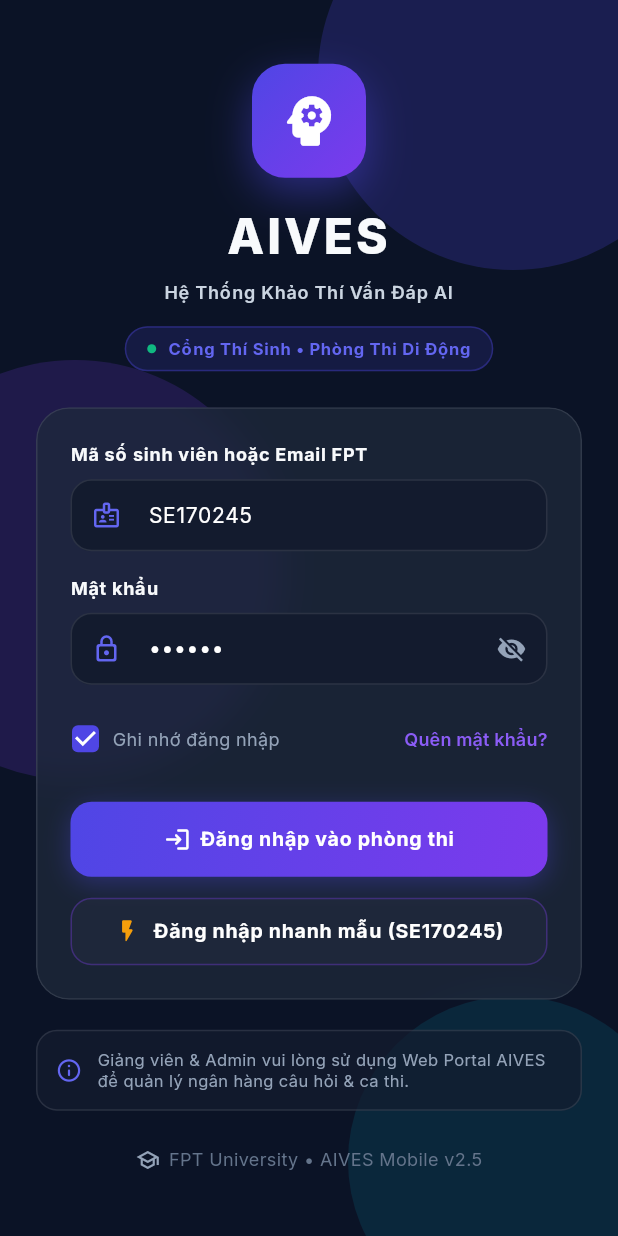
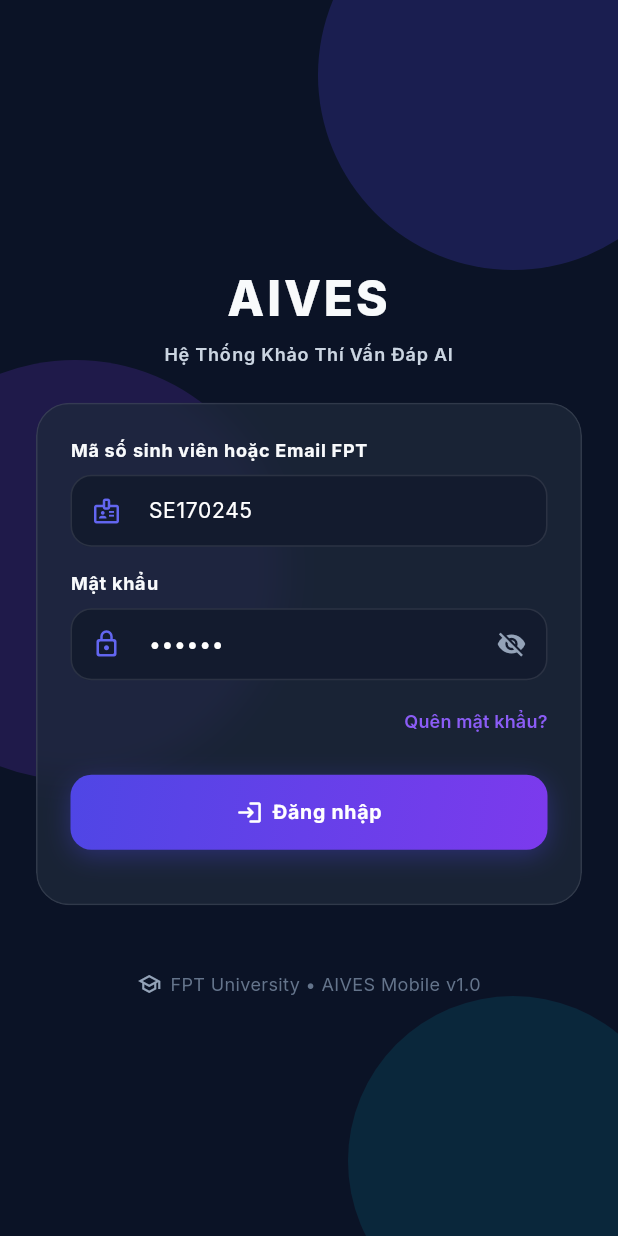
Before and after one commit to minhquansicula/SWD392G5, a Flutter app: the screen it shows after launch, on a phone screen of 412 x 824 dp. Run offline on Flutter 3.47's test engine with Material 3 defaults, Android fonts, the phone set to English and light mode, and no system bars; our stand-ins replace google_fonts, permission_handler; missing offline and left inert: flutter_sound; accounts and stored records are empty.

Commit message:
feat(mobile): integrate Spring Boot backend APIs for auth and student schedules with offline fallback

```diff
--- a/mobile/lib/core/constants/api_endpoints.dart
+++ b/mobile/lib/core/constants/api_endpoints.dart
@@ -2,23 +2,23 @@
   ApiEndpoints._();
 
   // Spring Boot Java Backend default
-  static String defaultBaseUrl = 'http://10.0.2.2:8080/api/v1';
+  // Android emulator uses 10.0.2.2 to reach host machine's localhost:8080
+  static String defaultBaseUrl = 'http://10.0.2.2:8080/api';
 
   // Python AI Engine / WebSocket Viva Voice Core default
   // Endpoint format: ws://<host>:8000/ws/viva/{scheduleId}
   static String defaultWebSocketUrl = 'ws://10.0.2.2:8000/ws/viva/';
 
-  // Auth endpoints (Nhóm 7)
+  // Auth endpoints (AuthController.java)
   static const String login = '/auth/login';
-  static const String refreshToken = '/auth/refresh';
-  static const String userProfile = '/users/profile';
+  static const String currentUser = '/auth/me';
 
-  // Exam endpoints (Nhóm 2)
-  static const String studentExams = '/exams/student';
-  static const String examSchedule = '/exams/schedule';
-  static const String examDetail = '/exams/';
+  // Exam endpoints (ExamScheduleController.java)
+  static const String studentMySchedules = '/student/my-schedules';
+  static const String studentScheduleStart = '/student/schedules'; // + /{id}/start
+  static const String assignedQuestions = '/schedules'; // + /{id}/assigned-questions
 
-  // Report endpoints (Nhóm 6)
+  // Report endpoints
   static const String examReports = '/reports/student';
   static const String examReportDetail = '/reports/';
 }
--- a/mobile/lib/features/auth/screens/login_screen.dart
+++ b/mobile/lib/features/auth/screens/login_screen.dart
@@ -18,7 +18,6 @@
   final _usernameController = TextEditingController(text: 'SE170245');
   final _passwordController = TextEditingController(text: '123456');
   bool _obscurePassword = true;
-  bool _rememberMe = true;
 
   @override
   void dispose() {
@@ -57,15 +56,7 @@
     }
   }
 
-  void _handleQuickDemoLogin() {
-    final auth = context.read<AuthProvider>();
-    auth.loginAsDemoStudent();
-    if (mounted) {
-      Navigator.of(context).pushReplacement(
-        MaterialPageRoute(builder: (_) => const MainNavigationScreen()),
-      );
-    }
-  }
+
 
   @override
   Widget build(BuildContext context) {
@@ -122,28 +113,28 @@
                   crossAxisAlignment: CrossAxisAlignment.stretch,
                   children: [
                     // Brand Logo & Heading
-                    Center(
-                      child: Container(
-                        width: 76,
-                        height: 76,
-                        decoration: BoxDecoration(
-                          gradient: AppColors.primaryGradient,
-                          borderRadius: BorderRadius.circular(22),
-                          boxShadow: [
-                            BoxShadow(
-                              color: AppColors.primary.withValues(alpha: 0.45),
-                              blurRadius: 24,
-                              offset: const Offset(0, 10),
-                            ),
-                          ],
-                        ),
-                        child: const Icon(
-                          Icons.psychology_rounded,
-                          size: 44,
-                          color: Colors.white,
-                        ),
-                      ),
-                    ),
+                    // Center(
+                    //   child: Container(
+                    //     width: 76,
+                    //     height: 76,
+                    //     decoration: BoxDecoration(
+                    //       gradient: AppColors.primaryGradient,
+                    //       borderRadius: BorderRadius.circular(22),
+                    //       boxShadow: [
+                    //         BoxShadow(
+                    //           color: AppColors.primary.withValues(alpha: 0.45),
+                    //           blurRadius: 24,
+                    //           offset: const Offset(0, 10),
+                    //         ),
+                    //       ],
+                    //     ),
+                    //     child: const Icon(
+                    //       Icons.psychology_rounded,
+                    //       size: 44,
+                    //       color: Colors.white,
+                    //     ),
+                    //   ),
+                    // ),
                     const SizedBox(height: 16),
                     Text(
                       'AIVES',
@@ -164,40 +155,7 @@
                         letterSpacing: 0.5,
                       ),
                     ),
-                    const SizedBox(height: 14),
 
-                    // Dedicated Student Scope Pill
-                    Center(
-                      child: Container(
-                        padding: const EdgeInsets.symmetric(horizontal: 14, vertical: 6),
-                        decoration: BoxDecoration(
-                          color: AppColors.primary.withValues(alpha: 0.15),
-                          borderRadius: BorderRadius.circular(20),
-                          border: Border.all(color: AppColors.primary.withValues(alpha: 0.35)),
-                        ),
-                        child: Row(
-                          mainAxisSize: MainAxisSize.min,
-                          children: [
-                            Container(
-                              width: 6,
-                              height: 6,
-                              decoration: const BoxDecoration(
-                                color: AppColors.success,
-                                shape: BoxShape.circle,
-                              ),
-                            ),
-                            const SizedBox(width: 8),
-                            Text(
-                              'Cổng Thí Sinh • Phòng Thi Di Động',
-                              style: AppTextStyles.labelBold.copyWith(
-                                color: AppColors.primaryLight,
-                                fontSize: 11,
-                              ),
-                            ),
-                          ],
-                        ),
-                      ),
-                    ),
                     const SizedBox(height: 24),
 
                     // Login Card
@@ -246,36 +204,36 @@
                               ),
                             ),
                           ),
-                          const SizedBox(height: 12),
+                          const SizedBox(height: 3),
 
                           // Remember me & Forgot Password
                           Row(
-                            mainAxisAlignment: MainAxisAlignment.spaceBetween,
+                            mainAxisAlignment: MainAxisAlignment.end,
                             children: [
-                              GestureDetector(
-                                onTap: () => setState(() => _rememberMe = !_rememberMe),
-                                child: Row(
-                                  children: [
-                                    SizedBox(
-                                      width: 20,
-                                      height: 20,
-                                      child: Checkbox(
-                                        value: _rememberMe,
-                                        activeColor: AppColors.primary,
-                                        checkColor: Colors.white,
-                                        shape: RoundedRectangleBorder(borderRadius: BorderRadius.circular(4)),
-                                        side: const BorderSide(color: AppColors.borderGlass, width: 1.5),
-                                        onChanged: (v) => setState(() => _rememberMe = v ?? true),
-                                      ),
-                                    ),
-                                    const SizedBox(width: 8),
-                                    Text(
-                                      'Ghi nhớ đăng nhập',
-                                      style: AppTextStyles.bodySm.copyWith(color: AppColors.textMuted),
-                                    ),
-                                  ],
-                                ),
-                              ),
+                              // GestureDetector(
+                              //   onTap: () => setState(() => _rememberMe = !_rememberMe),
+                              //   child: Row(
+                              //     children: [
+                              //       SizedBox(
+                              //         width: 20,
+                              //         height: 20,
+                              //         child: Checkbox(
+                              //           value: _rememberMe,
+                              //           activeColor: AppColors.primary,
+                              //           checkColor: Colors.white,
+                              //           shape: RoundedRectangleBorder(borderRadius: BorderRadius.circular(4)),
+                              //           side: const BorderSide(color: AppColors.borderGlass, width: 1.5),
+                              //           onChanged: (v) => setState(() => _rememberMe = v ?? true),
+                              //         ),
+                              //       ),
+                              //       const SizedBox(width: 8),
+                              //       Text(
+                              //         'Ghi nhớ đăng nhập',
+                              //         style: AppTextStyles.bodySm.copyWith(color: AppColors.textMuted),
+                              //       ),
+                              //     ],
+                              //   ),
+                              // ),
                               TextButton(
                                 onPressed: () {
                                   ScaffoldMessenger.of(context).showSnackBar(
@@ -293,80 +251,81 @@
                               ),
                             ],
                           ),
-                          const SizedBox(height: 18),
+                          const SizedBox(height: 12),
 
                           // Login Button
                           PrimaryButton(
-                            text: 'Đăng nhập vào phòng thi',
+                            text: 'Đăng nhập',
                             icon: Icons.login_rounded,
                             isLoading: auth.isLoading,
                             onPressed: _handleLogin,
+
                           ),
                           const SizedBox(height: 14),
 
                           // Quick Demo Student Button (1-tap login for easy testing)
-                          Container(
-                            width: double.infinity,
-                            decoration: BoxDecoration(
-                              color: AppColors.surfaceCardHigh.withValues(alpha: 0.6),
-                              borderRadius: BorderRadius.circular(14),
-                              border: Border.all(color: AppColors.borderGlow),
-                            ),
-                            child: Material(
-                              color: Colors.transparent,
-                              child: InkWell(
-                                borderRadius: BorderRadius.circular(14),
-                                onTap: _handleQuickDemoLogin,
-                                child: Padding(
-                                  padding: const EdgeInsets.symmetric(vertical: 12, horizontal: 16),
-                                  child: Row(
-                                    mainAxisAlignment: MainAxisAlignment.center,
-                                    children: [
-                                      const Icon(Icons.flash_on_rounded, size: 18, color: AppColors.warning),
-                                      const SizedBox(width: 8),
-                                      Text(
-                                        'Đăng nhập nhanh mẫu (SE170245)',
-                                        style: AppTextStyles.labelBold.copyWith(
-                                          color: Colors.white,
-                                          fontSize: 13,
-                                        ),
-                                      ),
-                                    ],
-                                  ),
-                                ),
-                              ),
-                            ),
-                          ),
+                          // Container(
+                          //   width: double.infinity,
+                          //   decoration: BoxDecoration(
+                          //     color: AppColors.surfaceCardHigh.withValues(alpha: 0.6),
+                          //     borderRadius: BorderRadius.circular(14),
+                          //     border: Border.all(color: AppColors.borderGlow),
+                          //   ),
+                          //   child: Material(
+                          //     color: Colors.transparent,
+                          //     child: InkWell(
+                          //       borderRadius: BorderRadius.circular(14),
+                          //       onTap: _handleQuickDemoLogin,
+                          //       child: Padding(
+                          //         padding: const EdgeInsets.symmetric(vertical: 12, horizontal: 16),
+                          //         child: Row(
+                          //           mainAxisAlignment: MainAxisAlignment.center,
+                          //           children: [
+                          //             const Icon(Icons.flash_on_rounded, size: 18, color: AppColors.warning),
+                          //             const SizedBox(width: 8),
+                          //             Text(
+                          //               'Đăng nhập nhanh mẫu (SE170245)',
+                          //               style: AppTextStyles.labelBold.copyWith(
+                          //                 color: Colors.white,
+                          //                 fontSize: 13,
+                          //               ),
+                          //             ),
+                          //           ],
+                          //         ),
+                          //       ),
+                          //     ),
+                          //   ),
+                          // ),
                         ],
                       ),
                     ),
                     const SizedBox(height: 20),
 
                     // Lecturer / Admin notice
-                    Container(
-                      padding: const EdgeInsets.all(12),
-                      decoration: BoxDecoration(
-                        color: AppColors.surfaceCardLow.withValues(alpha: 0.7),
-                        borderRadius: BorderRadius.circular(14),
-                        border: Border.all(color: AppColors.borderGlass),
-                      ),
-                      child: Row(
-                        children: [
-                          const Icon(Icons.info_outline_rounded, size: 18, color: AppColors.primaryLight),
-                          const SizedBox(width: 10),
-                          Expanded(
-                            child: Text(
-                              'Giảng viên & Admin vui lòng sử dụng Web Portal AIVES để quản lý ngân hàng câu hỏi & ca thi.',
-                              style: AppTextStyles.bodySm.copyWith(
-                                color: AppColors.textMuted,
-                                fontSize: 11,
-                                height: 1.3,
-                              ),
-                            ),
-                          ),
-                        ],
-                      ),
-                    ),
+                    // Container(
+                    //   padding: const EdgeInsets.all(12),
+                    //   decoration: BoxDecoration(
+                    //     color: AppColors.surfaceCardLow.withValues(alpha: 0.7),
+                    //     borderRadius: BorderRadius.circular(14),
+                    //     border: Border.all(color: AppColors.borderGlass),
+                    //   ),
+                    //   child: Row(
+                    //     children: [
+                    //       const Icon(Icons.info_outline_rounded, size: 18, color: AppColors.primaryLight),
+                    //       const SizedBox(width: 10),
+                    //       Expanded(
+                    //         child: Text(
+                    //           'Giảng viên & Admin vui lòng sử dụng Web Portal AIVES để quản lý ngân hàng câu hỏi & ca thi.',
+                    //           style: AppTextStyles.bodySm.copyWith(
+                    //             color: AppColors.textMuted,
+                    //             fontSize: 11,
+                    //             height: 1.3,
+                    //           ),
+                    //         ),
+                    //       ),
+                    //     ],
+                    //   ),
+                    // ),
                     const SizedBox(height: 24),
 
                     // University Branding Footer
@@ -376,7 +335,7 @@
                         const Icon(Icons.school_outlined, size: 16, color: AppColors.textMuted),
                         const SizedBox(width: 6),
                         Text(
-                          'FPT University • AIVES Mobile v2.5',
+                          'FPT University • AIVES Mobile v1.0',
                           style: AppTextStyles.bodySm.copyWith(color: AppColors.textDisabled),
                         ),
                       ],
--- a/mobile/lib/features/viva_session/screens/viva_room_screen.dart
+++ b/mobile/lib/features/viva_session/screens/viva_room_screen.dart
@@ -7,6 +7,7 @@
 import '../../../core/widgets/status_badge.dart';
 import '../../auth/providers/auth_provider.dart';
 import '../../exam/models/exam_schedule_model.dart';
+import '../../exam/providers/exam_provider.dart';
 import '../models/viva_question_model.dart';
 import '../providers/viva_session_provider.dart';
 import '../../report/screens/exam_result_report_screen.dart';
@@ -32,6 +33,10 @@
     WidgetsBinding.instance.addPostFrameCallback((_) {
       final authProvider = context.read<AuthProvider>();
       final studentId = authProvider.currentUser?.userCode ?? 'SE170245';
+
+      // Báo Spring Boot Backend chuyển trạng thái ca thi sang IN_PROGRESS
+      context.read<ExamProvider>().startExamOnBackend(widget.exam.id);
+
       context.read<VivaSessionProvider>().startSession(
             examId: widget.exam.id,
             studentId: studentId,
--- a/mobile/pubspec.yaml
+++ b/mobile/pubspec.yaml
@@ -40,6 +40,7 @@
   google_fonts: ^8.2.1
   flutter_sound: ^9.30.0
   permission_handler: 11.3.1
+  http: ^1.6.0
 
 dev_dependencies:
   flutter_test:
```
Also changed, not shown: mobile/lib/core/network/api_client.dart (added, +175 -0 lines), mobile/lib/features/auth/models/user_model.dart (+5 -5 lines), mobile/lib/features/auth/providers/auth_provider.dart (+47 -6 lines), mobile/lib/features/exam/models/exam_schedule_model.dart (+37 -0 lines), mobile/lib/features/exam/providers/exam_provider.dart (+42 -4 lines), mobile/lib/features/home/screens/student_home_screen.dart (+10 -4 lines), mobile/pubspec.lock.
